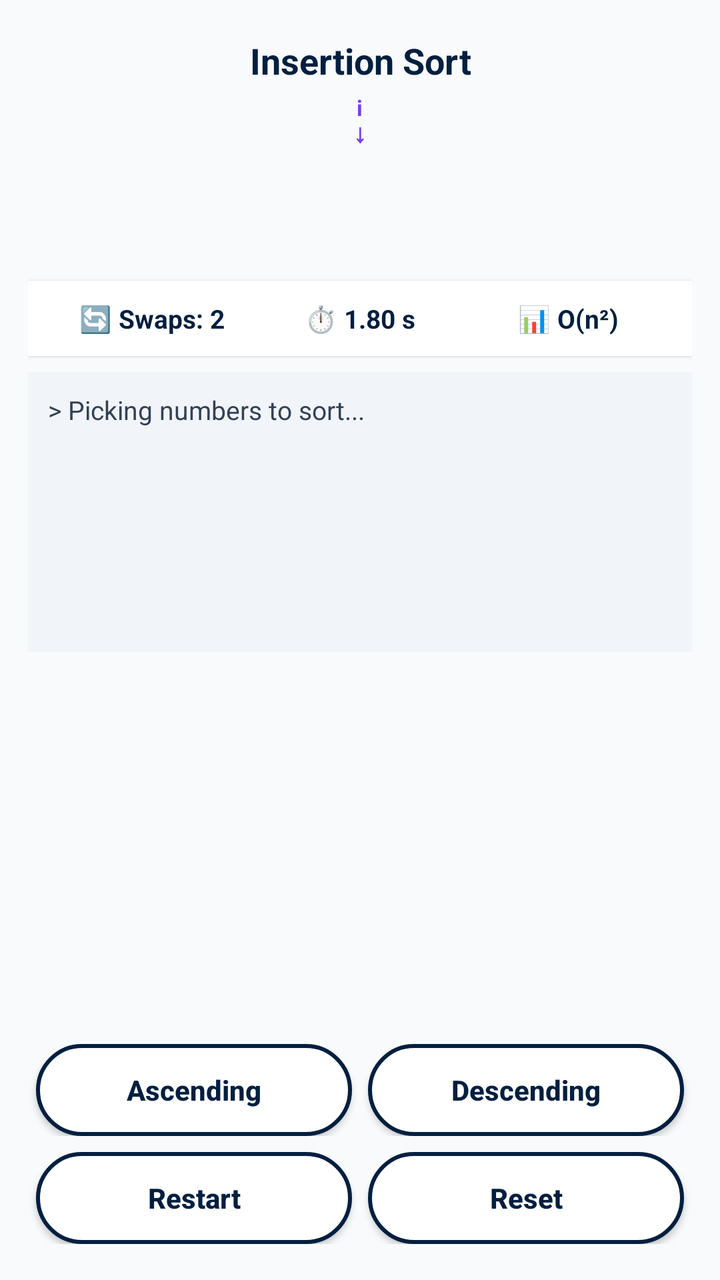
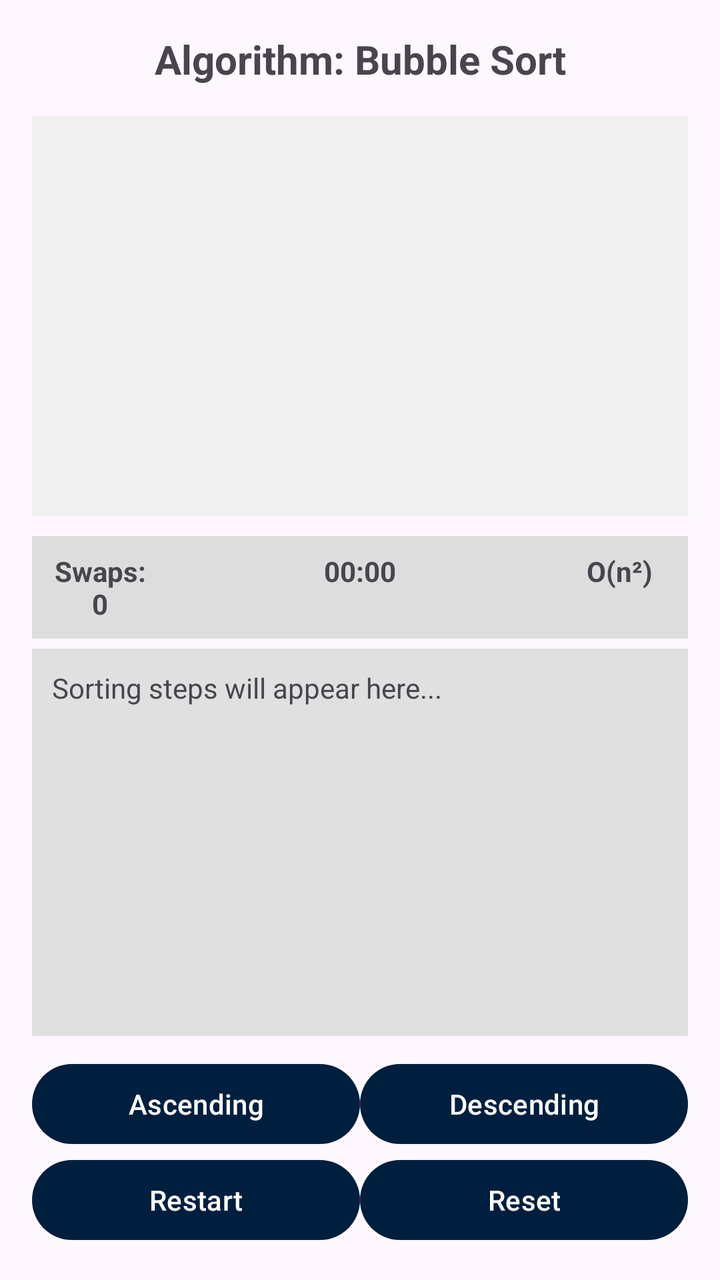

An Android layout rendered at two revisions. The XML below is the earlier revision; the diff shows what the commit changed to produce the second picture.
<!-- AndroidManifest.xml: application theme Theme.MeerabApp -->
<!-- res/layout/activity_visualization.xml -->
<?xml version="1.0" encoding="utf-8"?>
<ScrollView xmlns:android="http://schemas.android.com/apk/res/android"
    xmlns:app="http://schemas.android.com/apk/res-auto"
    android:layout_width="match_parent"
    android:layout_height="match_parent"
    android:background="#F8FAFC"
    android:fillViewport="true">

    <LinearLayout
        android:layout_width="match_parent"
        android:layout_height="wrap_content"
        android:orientation="vertical"
        android:padding="14dp"
        android:gravity="center_horizontal">

        <TextView
            android:id="@+id/txtAlgoName"
            android:layout_width="wrap_content"
            android:layout_height="wrap_content"
            android:text="Insertion Sort"
            android:textSize="18sp"
            android:textStyle="bold"
            android:textColor="#001F3F"
            android:layout_marginTop="4dp"
            android:layout_marginBottom="4dp"
            android:gravity="center" />

        <LinearLayout
            android:id="@+id/arrowContainer"
            android:layout_width="match_parent"
            android:layout_height="wrap_content"
            android:orientation="vertical"
            android:gravity="center_horizontal"
            android:layout_marginBottom="2dp">

            <TextView
                android:layout_width="wrap_content"
                android:layout_height="wrap_content"
                android:text="i"
                android:textSize="11sp"
                android:textStyle="bold"
                android:textColor="#7C3AED" />

            <TextView
                android:layout_width="wrap_content"
                android:layout_height="wrap_content"
                android:text="↓"
                android:textSize="13sp"
                android:textStyle="bold"
                android:textColor="#7C3AED"
                android:layout_marginTop="-4dp" />
        </LinearLayout>

        <HorizontalScrollView
            android:layout_width="wrap_content"
            android:layout_height="55dp"
            android:scrollbars="none"
            android:layout_gravity="center_horizontal"
            android:layout_marginBottom="8dp">

            <LinearLayout
                android:id="@+id/containerBars"
                android:layout_width="wrap_content"
                android:layout_height="match_parent"
                android:gravity="center"
                android:orientation="horizontal"
                android:paddingHorizontal="10dp" />
        </HorizontalScrollView>

        <LinearLayout
            android:layout_width="match_parent"
            android:layout_height="wrap_content"
            android:orientation="horizontal"
            android:weightSum="3"
            android:background="#FFFFFF"
            android:padding="10dp"
            android:elevation="1dp"
            android:layout_marginBottom="8dp">

            <TextView
                android:id="@+id/txtSwaps"
                android:layout_width="0dp"
                android:layout_height="wrap_content"
                android:layout_weight="1"
                android:text="🔄 Swaps: 2"
                android:textColor="#001F3F"
                android:textSize="13sp"
                android:textStyle="bold"
                android:gravity="center" />

            <TextView
                android:id="@+id/txtTimer"
                android:layout_width="0dp"
                android:layout_height="wrap_content"
                android:layout_weight="1"
                android:text="⏱️ 1.80 s"
                android:textColor="#001F3F"
                android:textSize="13sp"
                android:textStyle="bold"
                android:gravity="center" />

            <TextView
                android:id="@+id/txtComplexity"
                android:layout_width="0dp"
                android:layout_height="wrap_content"
                android:layout_weight="1"
                android:text="📊 O(n²)"
                android:textColor="#001F3F"
                android:textSize="13sp"
                android:textStyle="bold"
                android:gravity="center" />
        </LinearLayout>

        <ScrollView
            android:id="@+id/logScroll"
            android:layout_width="match_parent"
            android:layout_height="140dp"
            android:background="#F1F5F9"
            android:padding="10dp"
            android:layout_marginBottom="12dp">

            <TextView
                android:id="@+id/txtStepLog"
                android:layout_width="match_parent"
                android:layout_height="wrap_content"
                android:text="> Picking numbers to sort..."
                android:textColor="#334155"
                android:textSize="13sp"
                android:lineSpacingExtra="4dp" />
        </ScrollView>

        <View
            android:layout_width="match_parent"
            android:layout_height="0dp"
            android:layout_weight="1" />

        <LinearLayout
            android:layout_width="match_parent"
            android:layout_height="wrap_content"
            android:orientation="vertical">

            <LinearLayout
                android:layout_width="match_parent"
                android:layout_height="wrap_content"
                android:orientation="horizontal"
                android:weightSum="2"
                android:layout_marginBottom="8dp">

                <androidx.appcompat.widget.AppCompatButton
                    android:id="@+id/btnAsc"
                    android:layout_width="0dp"
                    android:layout_height="46dp"
                    android:layout_weight="1"
                    android:text="Ascending"
                    android:textAllCaps="false"
                    android:textStyle="bold"
                    android:background="@drawable/button_background"
                    android:textColor="#001F3F"
                    android:layout_marginHorizontal="4dp" />

                <androidx.appcompat.widget.AppCompatButton
                    android:id="@+id/btnDesc"
                    android:layout_width="0dp"
                    android:layout_height="46dp"
                    android:layout_weight="1"
                    android:text="Descending"
                    android:textAllCaps="false"
                    android:textStyle="bold"
                    android:background="@drawable/button_background"
                    android:textColor="#001F3F"
                    android:layout_marginHorizontal="4dp" />
            </LinearLayout>

            <LinearLayout
                android:layout_width="match_parent"
                android:layout_height="wrap_content"
                android:orientation="horizontal"
                android:weightSum="2"
                android:layout_marginBottom="4dp">

                <androidx.appcompat.widget.AppCompatButton
                    android:id="@+id/btnRestart"
                    android:layout_width="0dp"
                    android:layout_height="46dp"
                    android:layout_weight="1"
                    android:text="Restart"
                    android:textAllCaps="false"
                    android:textStyle="bold"
                    android:background="@drawable/button_background"
                    android:textColor="#001F3F"
                    android:layout_marginHorizontal="4dp" />

                <androidx.appcompat.widget.AppCompatButton
                    android:id="@+id/btnReset"
                    android:layout_width="0dp"
                    android:layout_height="46dp"
                    android:layout_weight="1"
                    android:text="Reset"
                    android:textAllCaps="false"
                    android:textStyle="bold"
                    android:background="@drawable/button_background"
                    android:textColor="#001F3F"
                    android:layout_marginHorizontal="4dp" />
            </LinearLayout>
        </LinearLayout>

    </LinearLayout>
</ScrollView>
<!-- resources referenced by this layout -->
<resources>
  <!-- drawable button_background (drawable) -->
  <?xml version="1.0" encoding="utf-8"?>
  <shape xmlns:android="http://schemas.android.com/apk/res/android">
      <solid android:color="#FFFFFF" />
  
      <stroke
          android:width="2dp"
          android:color="#001F3F" />
  
      <corners android:radius="24dp" />
  </shape>
  <style name="Theme.MeerabApp" parent="Theme.Material3.DayNight.NoActionBar">
          <item name="colorPrimary">#001F3F</item>
          <item name="android:statusBarColor">#001F3F</item>
      </style>
</resources>

<!-- the commit's change to res/layout/activity_visualization.xml (unified diff, before → after) -->
@@ -1,208 +1,88 @@
-<?xml version="1.0" encoding="utf-8"?>
-<ScrollView xmlns:android="http://schemas.android.com/apk/res/android"
-    xmlns:app="http://schemas.android.com/apk/res-auto"
+<LinearLayout xmlns:android="http://schemas.android.com/apk/res/android"
     android:layout_width="match_parent"
     android:layout_height="match_parent"
-    android:background="#F8FAFC"
-    android:fillViewport="true">
+    android:orientation="vertical"
+    android:padding="16dp">
+
+    <TextView android:id="@+id/txtAlgoName"
+        android:layout_width="match_parent"
+        android:layout_height="wrap_content"
+        android:text="Algorithm: Bubble Sort"
+        android:textSize="20sp"
+        android:textStyle="bold"
+        android:gravity="center"
+        android:paddingBottom="10dp"/>
+
+    <HorizontalScrollView
+        android:layout_width="match_parent"
+        android:layout_height="200dp"
+        android:background="#F0F0F0"
+        android:fillViewport="true"
+        android:layout_marginTop="5dp">
+
+        <LinearLayout
+            android:id="@+id/visualContainer"
+            android:layout_width="wrap_content"
+            android:layout_height="match_parent"
+            android:gravity="center_vertical"
+            android:orientation="horizontal"
+            android:padding="5dp"/>
+    </HorizontalScrollView>
 
     <LinearLayout
         android:layout_width="match_parent"
         android:layout_height="wrap_content"
-        android:orientation="vertical"
-        android:padding="14dp"
-        android:gravity="center_horizontal">
+        android:orientation="horizontal"
+        android:padding="8dp"
+        android:layout_marginTop="10dp"
+        android:background="#DDDDDD">
+
+        <TextView android:id="@+id/txtSwapCounter"
+            android:layout_width="0dp"
+            android:layout_height="wrap_content"
+            android:layout_weight="1"
+            android:text="Swaps: 0"
+            android:gravity="center"
+            android:textStyle="bold" />
 
         <TextView
-            android:id="@+id/txtAlgoName"
-            android:layout_width="wrap_content"
+            android:id="@+id/txtTimer"
+            android:layout_width="155dp"
             android:layout_height="wrap_content"
-            android:text="Insertion Sort"
-            android:textSize="18sp"
-            android:textStyle="bold"
-            android:textColor="#001F3F"
-            android:layout_marginTop="4dp"
-            android:layout_marginBottom="4dp"
-            android:gravity="center" />
+            android:layout_weight="1"
+            android:gravity="center"
+            android:text="00:00"
+            android:textStyle="bold" />
 
-        <LinearLayout
-            android:id="@+id/arrowContainer"
+        <TextView android:id="@+id/txtComplexity"
+            android:layout_width="0dp"
+            android:layout_height="wrap_content"
+            android:layout_weight="1"
+            android:text="O(n²)"
+            android:gravity="center"
+            android:textStyle="bold" />
+    </LinearLayout>
+
+    <ScrollView
+        android:layout_width="match_parent"
+        android:layout_height="0dp"
+        android:layout_weight="1"
+        android:background="#E0E0E0"
+        android:padding="10dp"
+        android:layout_marginTop="5dp">
+        <TextView android:id="@+id/txtExplanation"
             android:layout_width="match_parent"
             android:layout_height="wrap_content"
-            android:orientation="vertical"
-            android:gravity="center_horizontal"
-            android:layout_marginBottom="2dp">
+            android:text="Sorting steps will appear here..." />
+    </ScrollView>
 
-            <TextView
-                android:layout_width="wrap_content"
-                android:layout_height="wrap_content"
-                android:text="i"
-                android:textSize="11sp"
-                android:textStyle="bold"
-                android:textColor="#7C3AED" />
-
-            <TextView
-                android:layout_width="wrap_content"
-                android:layout_height="wrap_content"
-                android:text="↓"
-                android:textSize="13sp"
-                android:textStyle="bold"
-                android:textColor="#7C3AED"
-                android:layout_marginTop="-4dp" />
-        </LinearLayout>
-
-        <HorizontalScrollView
-            android:layout_width="wrap_content"
-            android:layout_height="55dp"
-            android:scrollbars="none"
-            android:layout_gravity="center_horizontal"
-            android:layout_marginBottom="8dp">
-
-            <LinearLayout
-                android:id="@+id/containerBars"
-                android:layout_width="wrap_content"
-                android:layout_height="match_parent"
-                android:gravity="center"
-                android:orientation="horizontal"
-                android:paddingHorizontal="10dp" />
-        </HorizontalScrollView>
-
-        <LinearLayout
-            android:layout_width="match_parent"
-            android:layout_height="wrap_content"
-            android:orientation="horizontal"
-            android:weightSum="3"
-            android:background="#FFFFFF"
-            android:padding="10dp"
-            android:elevation="1dp"
-            android:layout_marginBottom="8dp">
-
-            <TextView
-                android:id="@+id/txtSwaps"
-                android:layout_width="0dp"
-                android:layout_height="wrap_content"
-                android:layout_weight="1"
-                android:text="🔄 Swaps: 2"
-                android:textColor="#001F3F"
-                android:textSize="13sp"
-                android:textStyle="bold"
-                android:gravity="center" />
-
-            <TextView
-                android:id="@+id/txtTimer"
-                android:layout_width="0dp"
-                android:layout_height="wrap_content"
-                android:layout_weight="1"
-                android:text="⏱️ 1.80 s"
-                android:textColor="#001F3F"
-                android:textSize="13sp"
-                android:textStyle="bold"
-                android:gravity="center" />
-
-            <TextView
-                android:id="@+id/txtComplexity"
-                android:layout_width="0dp"
-                android:layout_height="wrap_content"
-                android:layout_weight="1"
-                android:text="📊 O(n²)"
-                android:textColor="#001F3F"
-                android:textSize="13sp"
-                android:textStyle="bold"
-                android:gravity="center" />
-        </LinearLayout>
-
-        <ScrollView
-            android:id="@+id/logScroll"
-            android:layout_width="match_parent"
-            android:layout_height="140dp"
-            android:background="#F1F5F9"
-            android:padding="10dp"
-            android:layout_marginBottom="12dp">
-
-            <TextView
-                android:id="@+id/txtStepLog"
-                android:layout_width="match_parent"
-                android:layout_height="wrap_content"
-                android:text="> Picking numbers to sort..."
-                android:textColor="#334155"
-                android:textSize="13sp"
-                android:lineSpacingExtra="4dp" />
-        </ScrollView>
-
-        <View
-            android:layout_width="match_parent"
-            android:layout_height="0dp"
-            android:layout_weight="1" />
-
-        <LinearLayout
-            android:layout_width="match_parent"
-            android:layout_height="wrap_content"
-            android:orientation="vertical">
-
-            <LinearLayout
-                android:layout_width="match_parent"
-                android:layout_height="wrap_content"
-                android:orientation="horizontal"
-                android:weightSum="2"
-                android:layout_marginBottom="8dp">
-
-                <androidx.appcompat.widget.AppCompatButton
-                    android:id="@+id/btnAsc"
-                    android:layout_width="0dp"
-                    android:layout_height="46dp"
-                    android:layout_weight="1"
-                    android:text="Ascending"
-                    android:textAllCaps="false"
-                    android:textStyle="bold"
-                    android:background="@drawable/button_background"
-                    android:textColor="#001F3F"
-                    android:layout_marginHorizontal="4dp" />
-
-                <androidx.appcompat.widget.AppCompatButton
-                    android:id="@+id/btnDesc"
-                    android:layout_width="0dp"
-                    android:layout_height="46dp"
-                    android:layout_weight="1"
-                    android:text="Descending"
-                    android:textAllCaps="false"
-                    android:textStyle="bold"
-                    android:background="@drawable/button_background"
-                    android:textColor="#001F3F"
-                    android:layout_marginHorizontal="4dp" />
-            </LinearLayout>
-
-            <LinearLayout
-                android:layout_width="match_parent"
-                android:layout_height="wrap_content"
-                android:orientation="horizontal"
-                android:weightSum="2"
-                android:layout_marginBottom="4dp">
-
-                <androidx.appcompat.widget.AppCompatButton
-                    android:id="@+id/btnRestart"
-                    android:layout_width="0dp"
-                    android:layout_height="46dp"
-                    android:layout_weight="1"
-                    android:text="Restart"
-                    android:textAllCaps="false"
-                    android:textStyle="bold"
-                    android:background="@drawable/button_background"
-                    android:textColor="#001F3F"
-                    android:layout_marginHorizontal="4dp" />
-
-                <androidx.appcompat.widget.AppCompatButton
-                    android:id="@+id/btnReset"
-                    android:layout_width="0dp"
-                    android:layout_height="46dp"
-                    android:layout_weight="1"
-                    android:text="Reset"
-                    android:textAllCaps="false"
-                    android:textStyle="bold"
-                    android:background="@drawable/button_background"
-                    android:textColor="#001F3F"
-                    android:layout_marginHorizontal="4dp" />
-            </LinearLayout>
-        </LinearLayout>
-
-    </LinearLayout>
-</ScrollView>
+    <GridLayout android:layout_width="match_parent"
+        android:layout_height="wrap_content"
+        android:columnCount="2"
+        android:layout_marginTop="10dp">
+        <Button android:id="@+id/btnAsc" android:layout_width="0dp" android:layout_columnWeight="1" android:text="Ascending" />
+        <Button android:id="@+id/btnDesc" android:layout_width="0dp" android:layout_columnWeight="1" android:text="Descending" />
+        <Button android:id="@+id/btnRestart" android:layout_width="0dp" android:layout_columnWeight="1" android:text="Restart" />
+        <Button android:id="@+id/btnReset" android:layout_width="0dp" android:layout_columnWeight="1" android:text="Reset" />
+    </GridLayout>
+</LinearLayout>
<!-- resource entries referenced after the edit -->
@@ -1,16 +1,5 @@
 <!-- resources referenced by this layout -->
 <resources>
-  <!-- drawable button_background (drawable) -->
-  <?xml version="1.0" encoding="utf-8"?>
-  <shape xmlns:android="http://schemas.android.com/apk/res/android">
-      <solid android:color="#FFFFFF" />
-  
-      <stroke
-          android:width="2dp"
-          android:color="#001F3F" />
-  
-      <corners android:radius="24dp" />
-  </shape>
   <style name="Theme.MeerabApp" parent="Theme.Material3.DayNight.NoActionBar">
           <item name="colorPrimary">#001F3F</item>
           <item name="android:statusBarColor">#001F3F</item>
